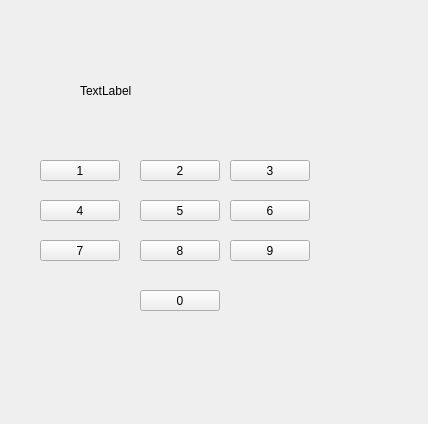
The window that bankautomat/mainwindow.ui (tvt21kmo-bank-project/group_7) describes before a commit, drawn with Qt 5.
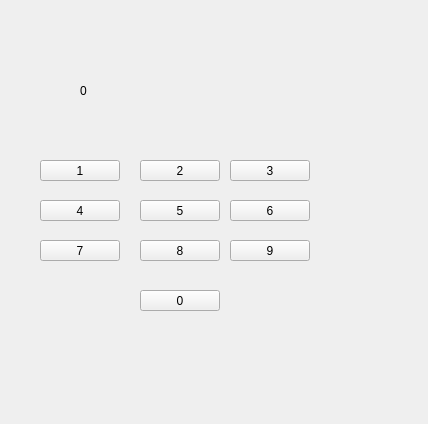
The same window after the commit.

Commit message: Numerot näytölle järjestyksessä

Patch:
```diff
--- a/bankautomat/mainwindow.ui
+++ b/bankautomat/mainwindow.ui
@@ -50,7 +50,7 @@
      </rect>
     </property>
     <property name="text">
-     <string>TextLabel</string>
+     <string>0</string>
     </property>
    </widget>
    <widget class="QPushButton" name="pushButton_3">
```
